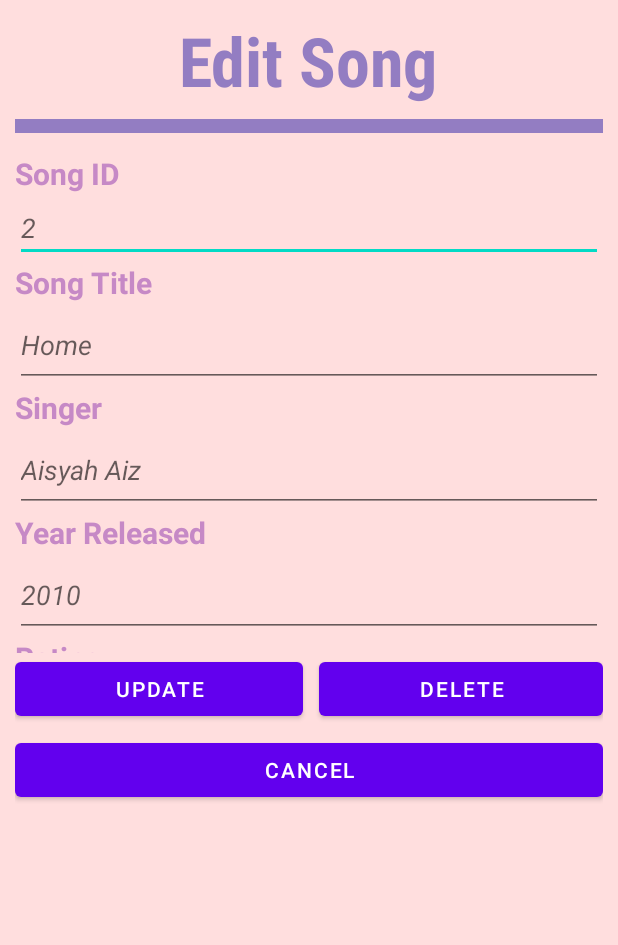
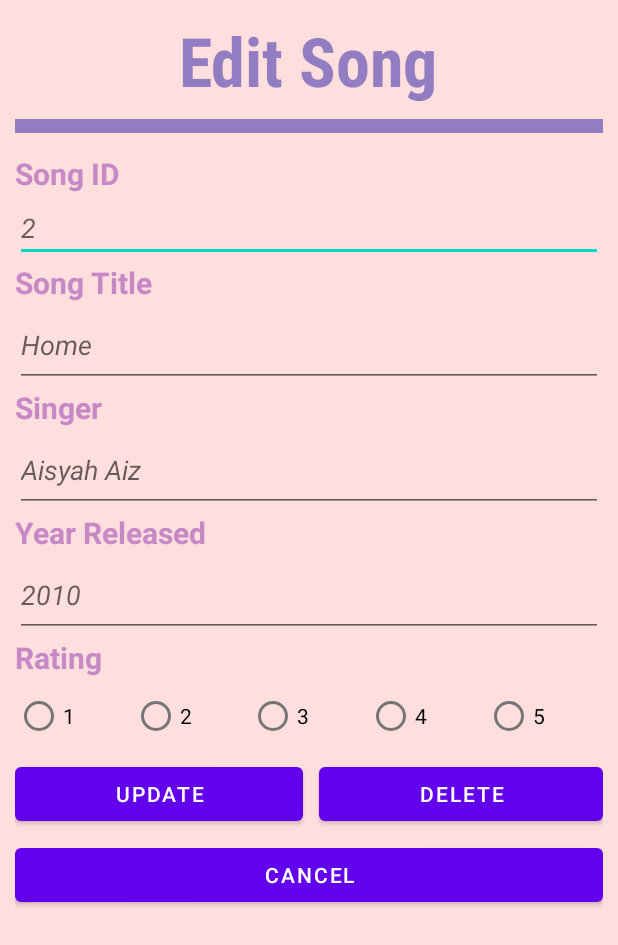
Before and after one commit to nrlandrini/NationalDayThemeSong, an Android app: the layout edit_song.xml on its own in the app's theme, with its tools: preview values and no code run, on a phone screen of 412 x 824 dp. Shown: the top 945 px of the screen. Run offline under Robolectric (Android 15) with nearby library versions, the phone set to English and light mode, and no system bars.

Commit message:
last update

```diff
--- a/app/src/main/res/layout/edit_song.xml
+++ b/app/src/main/res/layout/edit_song.xml
@@ -29,7 +29,7 @@
 
     <LinearLayout
         android:layout_width="match_parent"
-        android:layout_height="333dp"
+        android:layout_height="351dp"
         android:orientation="vertical">
 
         <TextView
@@ -39,16 +39,16 @@
             android:text="@string/id"
             android:textColor="#C689C6"
             android:textSize="20sp"
-            android:textStyle="bold"/>
+            android:textStyle="bold" />
 
         <EditText
-            android:id="@+id/editTextNumber"
+            android:id="@+id/etID"
             android:layout_width="match_parent"
             android:layout_height="wrap_content"
             android:ems="10"
+            android:hint="2"
             android:inputType="number"
-            android:textStyle="italic"
-            android:hint="2" />
+            android:textStyle="italic" />
 
         <TextView
             android:id="@+id/title"
@@ -113,11 +113,53 @@
             android:textSize="20sp"
             android:textStyle="bold" />
 
-        <RatingBar
-            android:id="@+id/ratingBar"
+    </LinearLayout>
+    <LinearLayout
+        android:layout_width="match_parent"
+        android:layout_height="52dp"
+        android:orientation="horizontal">
+
+        <RadioGroup
+            android:id="@+id/rgNewButton"
             android:layout_width="match_parent"
-            android:layout_height="wrap_content"
-            android:numStars="5" />
+            android:layout_height="match_parent"
+            android:orientation="horizontal">
+
+            <RadioButton
+                android:id="@+id/star1"
+                android:layout_width="wrap_content"
+                android:layout_height="wrap_content"
+                android:layout_weight="1"
+                android:text="1" />
+
+            <RadioButton
+                android:id="@+id/star2"
+                android:layout_width="wrap_content"
+                android:layout_height="wrap_content"
+                android:layout_weight="1"
+                android:text="2" />
+
+            <RadioButton
+                android:id="@+id/star3"
+                android:layout_width="wrap_content"
+                android:layout_height="wrap_content"
+                android:layout_weight="1"
+                android:text="3" />
+
+            <RadioButton
+                android:id="@+id/star4"
+                android:layout_width="wrap_content"
+                android:layout_height="wrap_content"
+                android:layout_weight="1"
+                android:text="4" />
+
+            <RadioButton
+                android:id="@+id/star5"
+                android:layout_width="wrap_content"
+                android:layout_height="wrap_content"
+                android:layout_weight="1"
+                android:text="5" />
+        </RadioGroup>
     </LinearLayout>
 
     <LinearLayout
```
Also changed, not shown: app/src/main/java/sg/edu/rp/c346/id21021749/nationaldaythemesong/CustomAdapter.java (+16 -5 lines), app/src/main/java/sg/edu/rp/c346/id21021749/nationaldaythemesong/MainActivity.java (+22 -14 lines), app/src/main/java/sg/edu/rp/c346/id21021749/nationaldaythemesong/editSong.java (+88 -1 lines), app/src/main/java/sg/edu/rp/c346/id21021749/nationaldaythemesong/song.java (+11 -2 lines), app/src/main/res/layout/activity_main.xml (+6 -6 lines), app/src/main/res/layout/row.xml (+17 -11 lines).
